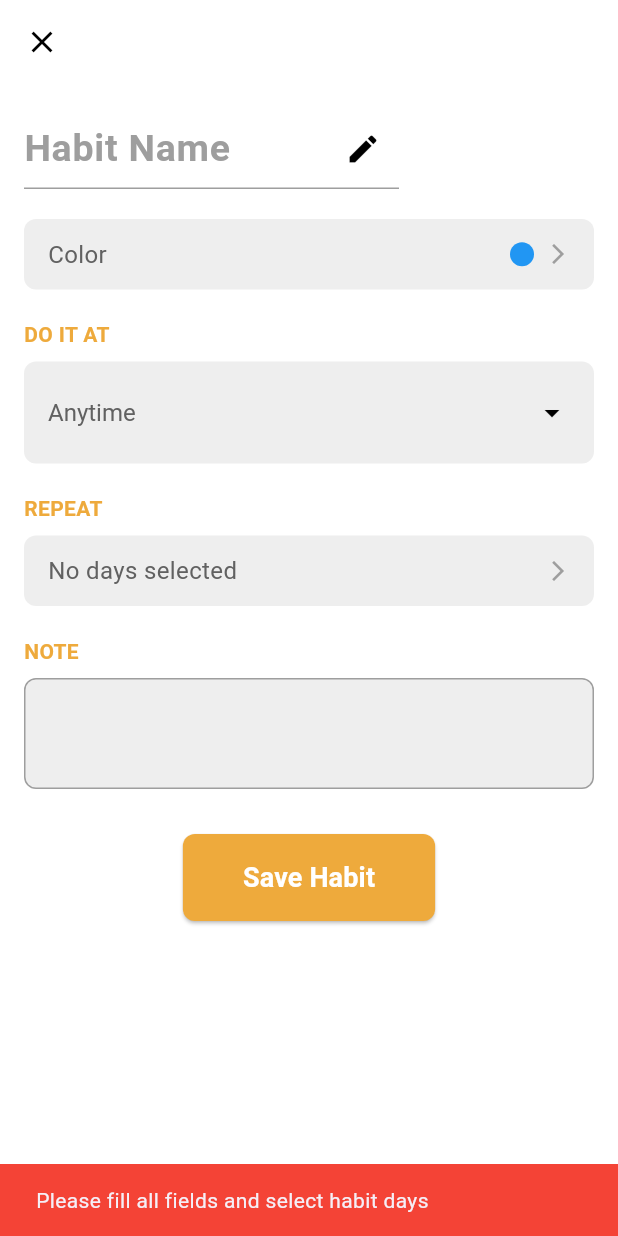
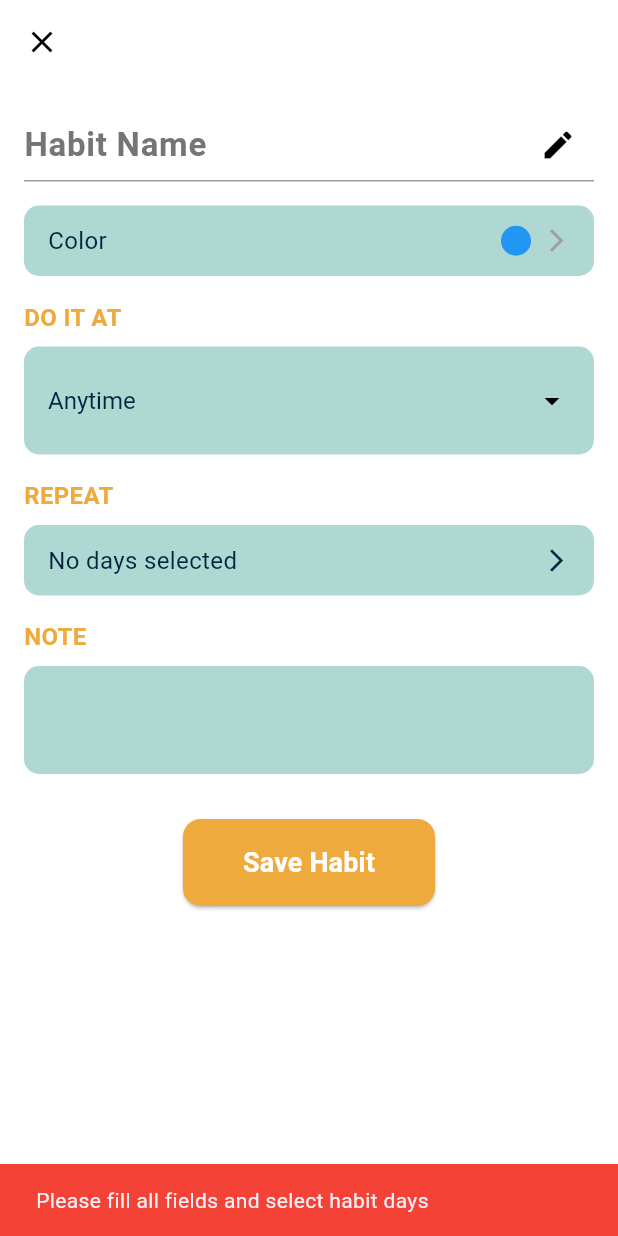
Before and after one commit to glencyretardo/MobileDev, a Flutter app: the AddHabitPage screen opened directly, after a tap on "Save Habit", on a phone screen of 412 x 824 dp. Run offline on Flutter 3.47's test engine with Material 3 defaults, Android fonts, the light colour scheme and no system bars; our stand-ins replace cloud_firestore, firebase_auth, firebase_core, flutter_colorpicker; accounts and stored records are empty.

Commit message:
change color branding

```diff
--- a/lib/transaction/addHabit.dart
+++ b/lib/transaction/addHabit.dart
@@ -16,7 +16,6 @@ class _AddHabitPageState extends State<AddHabitPage> {
   final TextEditingController noteController = TextEditingController();
   List<String> selectedDays = []; // Store the selected days for Repeat
 
-  // Days of the week to display in the popup (with initials)
   final List<String> allDays = ["M", "T", "W", "Th", "F", "Sa", "S"];
 
   @override
@@ -24,7 +23,6 @@ class _AddHabitPageState extends State<AddHabitPage> {
     super.initState();
   }
 
-  // Function to open the popup dialog for selecting days
   void _openDaysSelectionDialog() {
     showDialog(
       context: context,
@@ -75,7 +73,6 @@ class _AddHabitPageState extends State<AddHabitPage> {
     );
   }
 
-  // Display the selected days or "Everyday" if all days are selected
   String _getRepeatText() {
     if (selectedDays.length == 7) {
       return "Everyday";
@@ -121,11 +118,9 @@ class _AddHabitPageState extends State<AddHabitPage> {
 
     if (habitName.isNotEmpty && selectedDays.isNotEmpty) {
       try {
-        // Get the current logged-in user
         User? user = FirebaseAuth.instance.currentUser;
 
         if (user != null) {
-          // Generate completionStatus for the next 30 days
           Map<String, bool> completionStatus = {};
           DateTime today = DateTime.now();
           for (int i = 0; i < 30; i++) {
@@ -133,42 +128,36 @@ class _AddHabitPageState extends State<AddHabitPage> {
                 today.add(Duration(days: i)).toIso8601String().split('T')[0];
             completionStatus[date] = false;
           }
-          // Save the habit under the logged-in user's UID
           await FirebaseFirestore.instance
               .collection('users')
-              .doc(user.uid) // Use the logged-in user's UID
+              .doc(user.uid)
               .collection('habits')
               .add({
             'habitName': habitName,
-            'color': selectedColor.value, // Storing color as integer value
+            'color': selectedColor.value,
             'time': selectedTime,
-            'days': selectedDays, // Storing the selected days
+            'days': selectedDays,
             'note': note,
-            'completionStatus': completionStatus, // Add the map here
+            'completionStatus': completionStatus,
             'createdAt': FieldValue.serverTimestamp(),
           });
 
-          // After saving, navigate to HomePage and pass the userId
           Navigator.pushReplacement(
             context,
             MaterialPageRoute(
-              builder: (context) =>
-                  DashboardPage(userId: user.uid), // Pass the userId here
+              builder: (context) => DashboardPage(userId: user.uid),
             ),
           );
         } else {
-          // If user is not logged in, show an error
           ScaffoldMessenger.of(context).showSnackBar(SnackBar(
             content: Text('User not logged in! Please log in first.'),
             backgroundColor: Colors.red,
           ));
         }
       } catch (e) {
-        // Handle errors here
         print("Error saving habit: $e");
       }
     } else {
-      // If fields are incomplete, show an error message
       ScaffoldMessenger.of(context).showSnackBar(SnackBar(
         content: Text('Please fill all fields and select habit days'),
         backgroundColor: Colors.red,
@@ -191,27 +180,24 @@ class _AddHabitPageState extends State<AddHabitPage> {
       ),
       backgroundColor: Colors.white,
       body: SingleChildScrollView(
-        // Correctly wrap the body content here
         child: Padding(
           padding: const EdgeInsets.all(16.0),
           child: Column(
             crossAxisAlignment: CrossAxisAlignment.start,
             children: [
               // Habit Name Field
-              Container(
-                width: 250,
-                child: TextField(
+              TextField(
                 controller: habitNameController,
                 decoration: InputDecoration(
                   hintText: "Habit Name",
                   hintStyle: TextStyle(
-                      color: Colors.grey,
-                      fontSize: 25,
+                    color: Colors.grey[600],
+                    fontSize: 22,
                     fontWeight: FontWeight.bold,
                   ),
                   suffixIcon: Icon(Icons.edit, color: Colors.black),
                   focusedBorder: UnderlineInputBorder(
-                      borderSide: BorderSide(color: Colors.blue),
+                    borderSide: BorderSide(color: selectedColor),
                   ),
                   enabledBorder: UnderlineInputBorder(
                     borderSide: BorderSide(color: Colors.grey),
@@ -219,15 +205,15 @@ class _AddHabitPageState extends State<AddHabitPage> {
                 ),
                 style: TextStyle(fontSize: 18),
               ),
-              ),
-              SizedBox(height: 20),
-              // COLOR Panel
+              SizedBox(height: 16),
+
+              // Color Panel
               GestureDetector(
                 onTap: _openColorPicker,
                 child: Container(
                   decoration: BoxDecoration(
-                    color: Colors.grey[200],
-                    borderRadius: BorderRadius.circular(8),
+                    color: Color(0xFFB0D8D3),
+                    borderRadius: BorderRadius.circular(10),
                   ),
                   padding: EdgeInsets.symmetric(vertical: 12, horizontal: 16),
                   child: Row(
@@ -235,13 +221,14 @@ class _AddHabitPageState extends State<AddHabitPage> {
                     children: [
                       Text(
                         "Color",
-                        style: TextStyle(fontSize: 16, color: Colors.grey[700]),
+                        style:
+                            TextStyle(fontSize: 16, color: Color(0xFF02243F)),
                       ),
                       Row(
                         children: [
                           Container(
-                            width: 16,
-                            height: 16,
+                            width: 20,
+                            height: 20,
                             decoration: BoxDecoration(
                               color: selectedColor,
                               shape: BoxShape.circle,
@@ -249,40 +236,33 @@ class _AddHabitPageState extends State<AddHabitPage> {
                           ),
                           SizedBox(width: 8),
                           Icon(Icons.arrow_forward_ios,
-                              size: 16, color: Colors.grey),
+                              size: 18, color: Colors.grey),
                         ],
                       ),
                     ],
                   ),
                 ),
               ),
-              SizedBox(height: 20),
+              SizedBox(height: 16),
+
               // DO IT AT Title
-              Row(
-                mainAxisAlignment: MainAxisAlignment.spaceBetween,
-                children: [
               Text(
                 "DO IT AT",
                 style: TextStyle(
-                      fontSize: 14,
+                  fontSize: 16,
                   fontWeight: FontWeight.bold,
                   color: Color(0xFFEEAA3C),
                 ),
               ),
-                  // IconButton(
-                  //   icon: Icon(Icons.more_vert, color: Colors.black),
-                  //   onPressed: () {},
-                  // ),
-                ],
-              ),
               SizedBox(height: 8),
+
               // DO IT AT Panel with Dropdown
               Container(
                 decoration: BoxDecoration(
-                  color: Colors.grey[200],
-                  borderRadius: BorderRadius.circular(8),
+                  color: Color(0xFFB0D8D3),
+                  borderRadius: BorderRadius.circular(10),
                 ),
-                padding: EdgeInsets.symmetric(vertical: 10, horizontal: 16),
+                padding: EdgeInsets.symmetric(vertical: 12, horizontal: 16),
                 child: DropdownButtonHideUnderline(
                   child: DropdownButton<String>(
                     isExpanded: true,
@@ -293,10 +273,7 @@ class _AddHabitPageState extends State<AddHabitPage> {
                         selectedTime = newValue!;
                       });
                     },
-                    style: TextStyle(
-                      color: Colors.grey[700],
-                      fontSize: 16,
-                    ),
+                    style: TextStyle(color: Color(0xFF02243F), fontSize: 16),
                     items: <String>[
                       "Anytime",
                       "Morning",
@@ -311,24 +288,26 @@ class _AddHabitPageState extends State<AddHabitPage> {
                   ),
                 ),
               ),
-              SizedBox(height: 20),
-              // REPEAT Title
+              SizedBox(height: 16),
+
+              // Repeat Title
               Text(
                 "REPEAT",
                 style: TextStyle(
-                  fontSize: 14,
+                  fontSize: 16,
                   fontWeight: FontWeight.bold,
                   color: Color(0xFFEEAA3C),
                 ),
               ),
               SizedBox(height: 8),
-              // REPEAT Panel with updated text based on selection
+
+              // Repeat Panel
               GestureDetector(
                 onTap: _openDaysSelectionDialog,
                 child: Container(
                   decoration: BoxDecoration(
-                    color: Colors.grey[200],
-                    borderRadius: BorderRadius.circular(8),
+                    color: Color(0xFFB0D8D3),
+                    borderRadius: BorderRadius.circular(10),
                   ),
                   padding: EdgeInsets.symmetric(vertical: 12, horizontal: 16),
                   child: Row(
@@ -336,20 +315,22 @@ class _AddHabitPageState extends State<AddHabitPage> {
                     children: [
                       Text(
                         _getRepeatText(),
-                        style: TextStyle(fontSize: 16, color: Colors.grey[700]),
+                        style:
+                            TextStyle(fontSize: 16, color: Color(0xFF02243F)),
                       ),
                       Icon(Icons.arrow_forward_ios,
-                          size: 16, color: Colors.grey),
+                          size: 18, color: Color(0xFF02243F)),
                     ],
                   ),
                 ),
               ),
-              SizedBox(height: 20),
+              SizedBox(height: 16),
+
               // Note Field
               Text(
                 "NOTE",
                 style: TextStyle(
-                  fontSize: 14,
+                  fontSize: 16,
                   fontWeight: FontWeight.bold,
                   color: Color(0xFFEEAA3C),
                 ),
@@ -357,18 +338,13 @@ class _AddHabitPageState extends State<AddHabitPage> {
               SizedBox(height: 8),
               Container(
                 decoration: BoxDecoration(
-                  color: Colors.grey[200],
-                  borderRadius: BorderRadius.circular(8),
-                  border: Border.all(
-                    color: Colors.grey,
-                  ),
+                  color: Color(0xFFB0D8D3),
+                  borderRadius: BorderRadius.circular(10),
                 ),
                 padding: EdgeInsets.symmetric(horizontal: 16, vertical: 12),
                 child: TextField(
                   controller: noteController,
-                  decoration: InputDecoration(
-                    border: InputBorder.none,
-                  ),
+                  decoration: InputDecoration(border: InputBorder.none),
                   style: TextStyle(fontSize: 16),
                   onChanged: (text) {
                     setState(() {});
@@ -376,6 +352,7 @@ class _AddHabitPageState extends State<AddHabitPage> {
                 ),
               ),
               SizedBox(height: 30),
+
               // Save Button
               Center(
                 child: ElevatedButton(
@@ -384,7 +361,7 @@ class _AddHabitPageState extends State<AddHabitPage> {
                     padding: EdgeInsets.symmetric(horizontal: 40, vertical: 16),
                     backgroundColor: Color(0xFFEEAA3C),
                     shape: RoundedRectangleBorder(
-                      borderRadius: BorderRadius.circular(8),
+                      borderRadius: BorderRadius.circular(12),
                     ),
                   ),
                   child: Text(
```
Also changed, not shown: lib/screens/loginPage.dart (+37 -7 lines), lib/screens/signUp.dart (+5 -3 lines), assets/habify_logo.png, assets/habify_logo2.png (added). Lines whose indentation alone changed are shown as unchanged.
